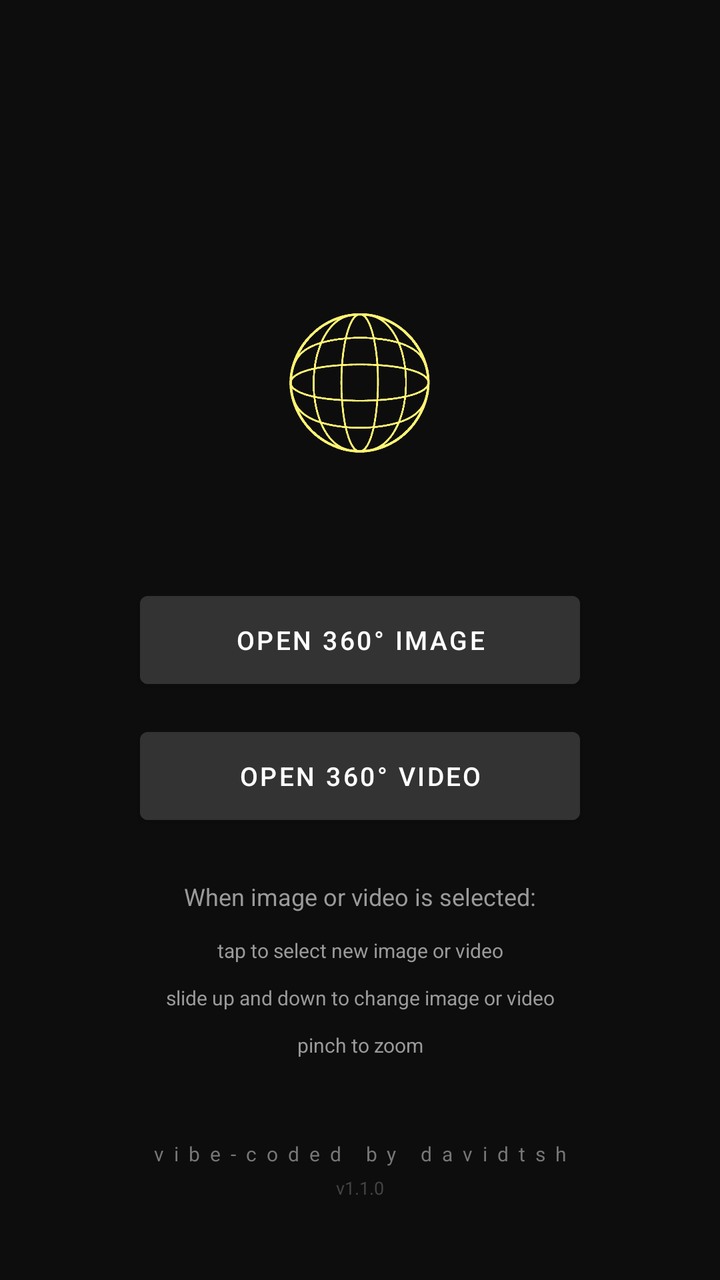
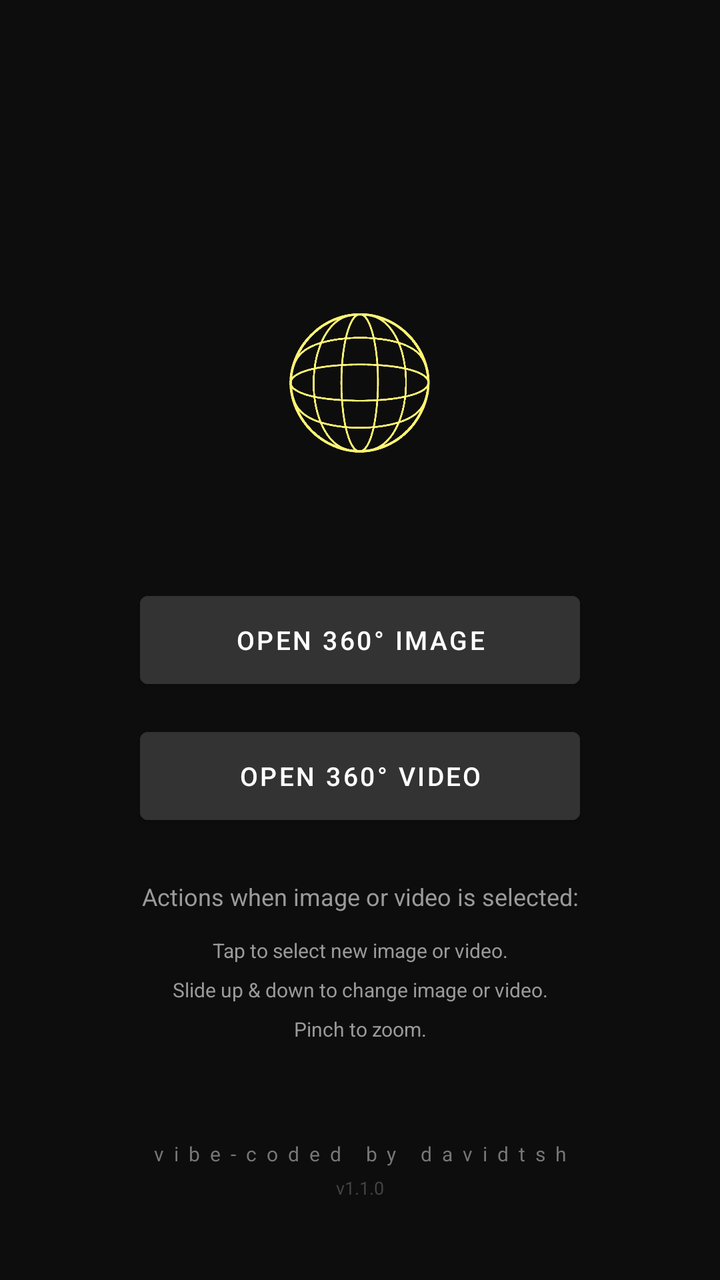

Two renders of the same Android screen: before a commit and after it. Below are the layout's source before the change and the commit's diff.
<!-- AndroidManifest.xml: application theme Theme.XReal360Viewer -->
<!-- res/layout/activity_main.xml -->
<?xml version="1.0" encoding="utf-8"?>
<androidx.constraintlayout.widget.ConstraintLayout
    xmlns:android="http://schemas.android.com/apk/res/android"
    xmlns:app="http://schemas.android.com/apk/res-auto"
    xmlns:tools="http://schemas.android.com/tools"
    android:layout_width="match_parent"
    android:layout_height="match_parent"
    android:background="#0D0D0D">

    <ImageView
        android:id="@+id/imgSphereLogo"
        android:layout_width="140dp"
        android:layout_height="140dp"
        android:layout_marginBottom="28dp"
        android:contentDescription="@string/app_name"
        android:scaleType="fitCenter"
        android:src="@drawable/ic_launcher_foreground"
        app:layout_constraintBottom_toTopOf="@id/btnPickImage"
        app:layout_constraintEnd_toEndOf="parent"
        app:layout_constraintStart_toStartOf="parent" />

    <Button
        android:id="@+id/btnPickImage"
        android:layout_width="220dp"
        android:layout_height="56dp"
        android:text="Open 360° Image"
        android:textSize="13sp"
        android:backgroundTint="#333333"
        app:layout_constraintTop_toTopOf="parent"
        app:layout_constraintBottom_toBottomOf="parent"
        app:layout_constraintStart_toStartOf="parent"
        app:layout_constraintEnd_toEndOf="parent"/>

    <Button
        android:id="@+id/btnPickVideo"
        android:layout_width="220dp"
        android:layout_height="56dp"
        android:layout_marginTop="12dp"
        android:text="Open 360° Video"
        android:textSize="13sp"
        android:backgroundTint="#333333"
        app:layout_constraintTop_toBottomOf="@id/btnPickImage"
        app:layout_constraintStart_toStartOf="parent"
        app:layout_constraintEnd_toEndOf="parent"/>

    <TextView
        android:id="@+id/tvInstructionsHeader"
        android:layout_width="0dp"
        android:layout_height="wrap_content"
        android:layout_marginStart="32dp"
        android:layout_marginTop="24dp"
        android:layout_marginEnd="32dp"
        android:gravity="center"
        android:text="When image or video is selected:"
        android:textColor="#9A9A9A"
        android:textSize="12sp"
        app:layout_constraintEnd_toEndOf="parent"
        app:layout_constraintStart_toStartOf="parent"
        app:layout_constraintTop_toBottomOf="@id/btnPickVideo" />

    <TextView
        android:id="@+id/tvInstructions"
        android:layout_width="0dp"
        android:layout_height="wrap_content"
        android:layout_marginStart="32dp"
        android:layout_marginTop="12dp"
        android:layout_marginEnd="32dp"
        android:gravity="center"
        android:lineSpacingExtra="12dp"
        android:text="tap to select new image or video&#10;slide up and down to change image or video&#10;pinch to zoom"
        android:textColor="#9A9A9A"
        android:textSize="10sp"
        app:layout_constraintEnd_toEndOf="parent"
        app:layout_constraintStart_toStartOf="parent"
        app:layout_constraintTop_toBottomOf="@id/tvInstructionsHeader" />

    <TextView
        android:id="@+id/tvCredit"
        android:layout_width="wrap_content"
        android:layout_height="wrap_content"
        android:layout_marginBottom="4dp"
        android:text="vibe-coded by davidtsh"
        android:textColor="#777777"
        android:textSize="10sp"
        android:letterSpacing="0.5"
        app:layout_constraintBottom_toTopOf="@id/tvVersion"
        app:layout_constraintEnd_toEndOf="parent"
        app:layout_constraintStart_toStartOf="parent" />

    <TextView
        android:id="@+id/tvVersion"
        android:layout_width="wrap_content"
        android:layout_height="wrap_content"
        android:layout_marginBottom="40dp"
        android:text="v1.1.0"
        android:textColor="#444444"
        android:textSize="9sp"
        app:layout_constraintBottom_toBottomOf="parent"
        app:layout_constraintEnd_toEndOf="parent"
        app:layout_constraintStart_toStartOf="parent" />

</androidx.constraintlayout.widget.ConstraintLayout>
<!-- resources referenced by this layout -->
<resources>
  <!-- drawable ic_launcher_foreground: png bitmap (drawable, 100624 bytes) -->
  <string name="app_name">XREAL 360° Viewer</string>
  <style name="Theme.XReal360Viewer" parent="Theme.MaterialComponents.DayNight.NoActionBar">
          <item name="colorPrimary">#1A73E8</item>
          <item name="colorPrimaryVariant">#1557B0</item>
          <item name="colorOnPrimary">#FFFFFF</item>
          <item name="android:windowBackground">#000000</item>
          <item name="android:windowSplashScreenBackground">#000000</item>
          <item name="android:windowSplashScreenAnimatedIcon">@drawable/transparent</item>
      </style>
  <!-- drawable transparent (drawable) -->
  <?xml version="1.0" encoding="utf-8"?>
  <shape xmlns:android="http://schemas.android.com/apk/res/android">
      <solid android:color="@android:color/transparent" />
  </shape>
</resources>

<!-- the commit's change to res/layout/activity_main.xml (unified diff, before → after) -->
@@ -51,7 +51,7 @@
         android:layout_marginTop="24dp"
         android:layout_marginEnd="32dp"
         android:gravity="center"
-        android:text="When image or video is selected:"
+        android:text="Actions when image or video is selected:"
         android:textColor="#9A9A9A"
         android:textSize="12sp"
         app:layout_constraintEnd_toEndOf="parent"
@@ -66,8 +66,8 @@
         android:layout_marginTop="12dp"
         android:layout_marginEnd="32dp"
         android:gravity="center"
-        android:lineSpacingExtra="12dp"
-        android:text="tap to select new image or video&#10;slide up and down to change image or video&#10;pinch to zoom"
+        android:lineSpacingExtra="8dp"
+        android:text="Tap to select new image or video.&#10;Slide up &amp; down to change image or video.&#10;Pinch to zoom."
         android:textColor="#9A9A9A"
         android:textSize="10sp"
         app:layout_constraintEnd_toEndOf="parent"
